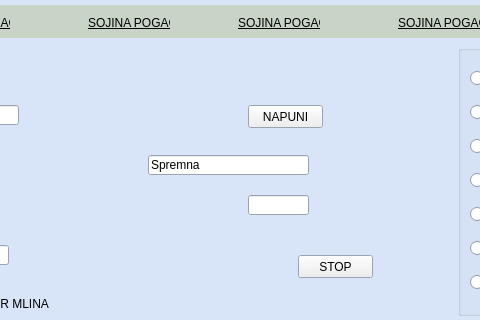
The window that ui/automainwindow.ui (nikolakn/biovita) describes before a commit, drawn with Qt 5; both pictures show x 603 to 1083 and y 135 to 455 of the 1249 by 878 pixel window.
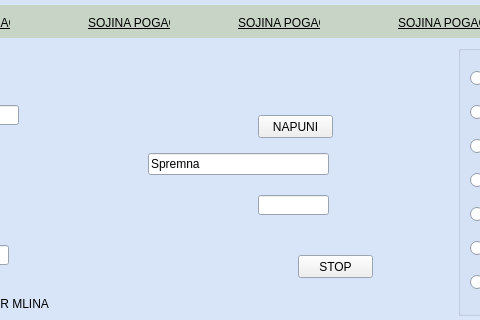
The same window after the commit. Custom widgets are drawn as their Qt base class.

```diff
--- a/ui/automainwindow.ui
+++ b/ui/automainwindow.ui
@@ -699,8 +699,8 @@
          <widget class="QPushButton" name="pushButton_9">
           <property name="geometry">
            <rect>
-            <x>550</x>
-            <y>220</y>
+            <x>560</x>
+            <y>230</y>
             <width>75</width>
             <height>23</height>
            </rect>
@@ -713,9 +713,9 @@
           <property name="geometry">
            <rect>
             <x>450</x>
-            <y>270</y>
-            <width>161</width>
-            <height>20</height>
+            <y>268</y>
+            <width>181</width>
+            <height>22</height>
            </rect>
           </property>
           <property name="text">
@@ -725,9 +725,9 @@
          <widget class="QLineEdit" name="lineEdit_14">
           <property name="geometry">
            <rect>
-            <x>550</x>
+            <x>560</x>
             <y>310</y>
-            <width>61</width>
+            <width>71</width>
             <height>20</height>
            </rect>
           </property>
```
